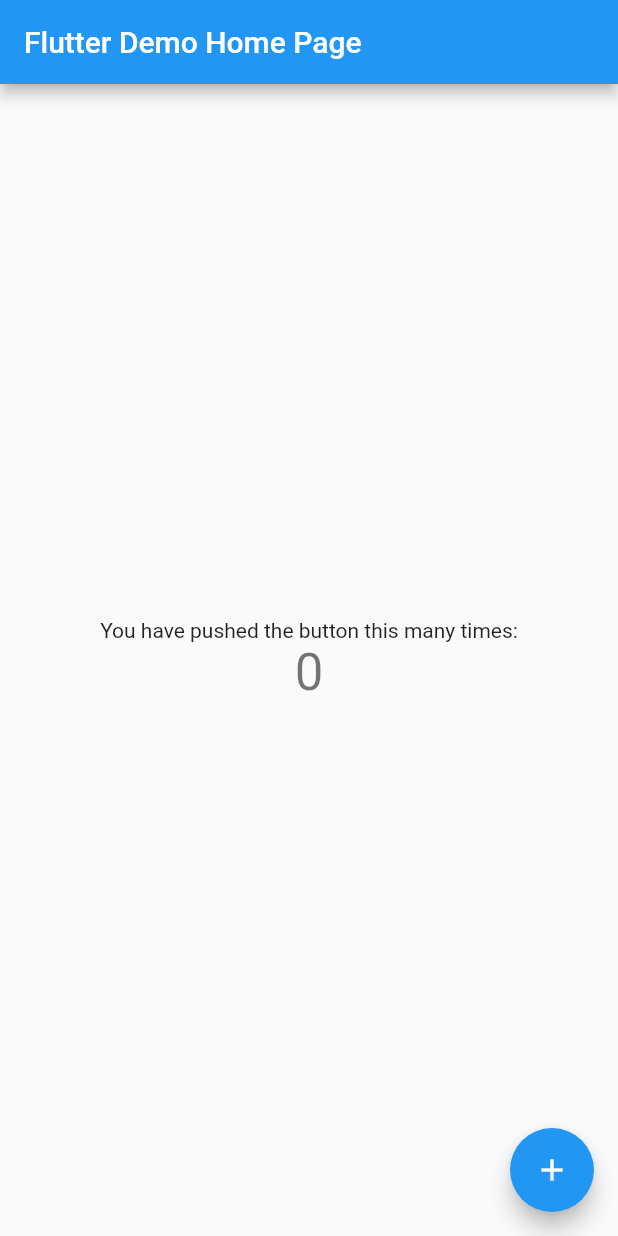
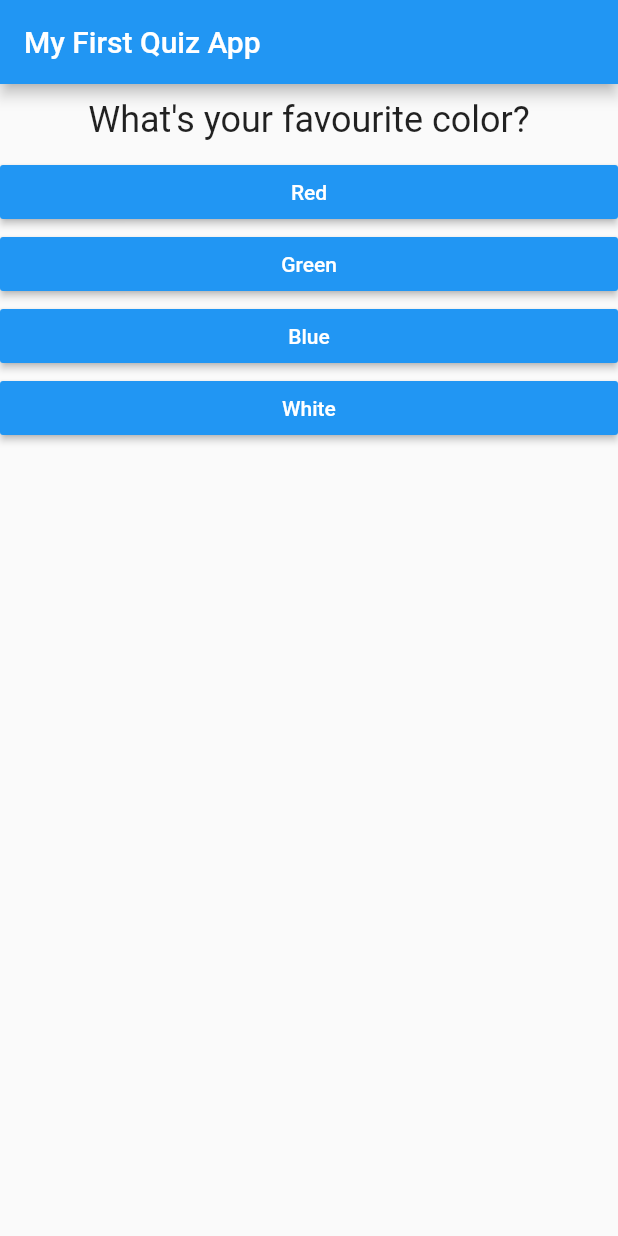
Before and after one commit to musama4830/flutter_complete_guide, a Flutter app: the screen it shows after launch, on a phone screen of 412 x 824 dp. Run offline on Flutter 3.47's test engine with Material 2 defaults, Android fonts, the phone set to English and light mode, and no system bars.

Commit message:
flutter basic completed.

```diff
--- /dev/null
+++ b/lib/Pages/answers.dart
@@ -0,0 +1,21 @@
+import 'package:flutter/material.dart';
+
+class Answers extends StatelessWidget {
+  final Function answerIndex;
+  final String answerText;
+
+  Answers (this.answerIndex, this.answerText);
+
+  @override
+  Widget build(BuildContext context) {
+    return Container(
+       width: double.infinity,
+      child: RaisedButton(
+        color: Colors.blue,
+        textColor: Colors.white,
+        child: Text(answerText),
+        onPressed: answerIndex,
+      ),
+    );
+  }
+}
--- /dev/null
+++ b/lib/Pages/hello_world.dart
@@ -0,0 +1,11 @@
+import 'package:flutter/material.dart';
+
+class HelloWorld extends StatelessWidget {
+
+  @override
+  Widget build(BuildContext context) {
+    return MaterialApp(
+      home: Text('Hello World!'),
+    );
+  }
+}
--- /dev/null
+++ b/lib/Pages/my_first_app.dart
@@ -0,0 +1,15 @@
+import 'package:flutter/material.dart';
+
+class MyFirstApp extends StatelessWidget {
+  @override
+  Widget build(BuildContext context) {
+    return MaterialApp(
+      home: Scaffold(
+        appBar: AppBar(
+          title: Text("My First App"),
+        ),
+        body: Text("Default text in my First App."),
+      ),
+    );
+  }
+}
--- a/lib/Pages/my_home_page.dart
+++ /dev/null
@@ -1,112 +0,0 @@
-import 'package:flutter/material.dart';
-
-
-class MyApp extends StatelessWidget {
-  const MyApp({Key? key}) : super(key: key);
-
-  // This widget is the root of your application.
-  @override
-  Widget build(BuildContext context) {
-    return MaterialApp(
-      title: 'Flutter Demo',
-      theme: ThemeData(
-        // This is the theme of your application.
-        //
-        // Try running your application with "flutter run". You'll see the
-        // application has a blue toolbar. Then, without quitting the app, try
-        // changing the primarySwatch below to Colors.green and then invoke
-        // "hot reload" (press "r" in the console where you ran "flutter run",
-        // or simply save your changes to "hot reload" in a Flutter IDE).
-        // Notice that the counter didn't reset back to zero; the application
-        // is not restarted.
-        primarySwatch: Colors.blue,
-      ),
-      home: const MyHomePage(title: 'Flutter Demo Home Page'),
-    );
-  }
-}
-
-class MyHomePage extends StatefulWidget {
-  const MyHomePage({Key? key, required this.title}) : super(key: key);
-
-  // This widget is the home page of your application. It is stateful, meaning
-  // that it has a State object (defined below) that contains fields that affect
-  // how it looks.
-
-  // This class is the configuration for the state. It holds the values (in this
-  // case the title) provided by the parent (in this case the App widget) and
-  // used by the build method of the State. Fields in a Widget subclass are
-  // always marked "final".
-
-  final String title;
-
-  @override
-  State<MyHomePage> createState() => _MyHomePageState();
-}
-
-class _MyHomePageState extends State<MyHomePage> {
-  int _counter = 0;
-
-  void _incrementCounter() {
-    setState(() {
-      // This call to setState tells the Flutter framework that something has
-      // changed in this State, which causes it to rerun the build method below
-      // so that the display can reflect the updated values. If we changed
-      // _counter without calling setState(), then the build method would not be
-      // called again, and so nothing would appear to happen.
-      _counter++;
-    });
-  }
-
-  @override
-  Widget build(BuildContext context) {
-    // This method is rerun every time setState is called, for instance as done
-    // by the _incrementCounter method above.
-    //
-    // The Flutter framework has been optimized to make rerunning build methods
-    // fast, so that you can just rebuild anything that needs updating rather
-    // than having to individually change instances of widgets.
-    return Scaffold(
-      appBar: AppBar(
-        // Here we take the value from the MyHomePage object that was created by
-        // the App.build method, and use it to set our appbar title.
-        title: Text(widget.title),
-      ),
-      body: Center(
-        // Center is a layout widget. It takes a single child and positions it
-        // in the middle of the parent.
-        child: Column(
-          // Column is also a layout widget. It takes a list of children and
-          // arranges them vertically. By default, it sizes itself to fit its
-          // children horizontally, and tries to be as tall as its parent.
-          //
-          // Invoke "debug painting" (press "p" in the console, choose the
-          // "Toggle Debug Paint" action from the Flutter Inspector in Android
-          // Studio, or the "Toggle Debug Paint" command in Visual Studio Code)
-          // to see the wireframe for each widget.
-          //
-          // Column has various properties to control how it sizes itself and
-          // how it positions its children. Here we use mainAxisAlignment to
-          // center the children vertically; the main axis here is the vertical
-          // axis because Columns are vertical (the cross axis would be
-          // horizontal).
-          mainAxisAlignment: MainAxisAlignment.center,
-          children: <Widget>[
-            const Text(
-              'You have pushed the button this many times:',
-            ),
-            Text(
-              '$_counter',
-              style: Theme.of(context).textTheme.headline4,
-            ),
-          ],
-        ),
-      ),
-      floatingActionButton: FloatingActionButton(
-        onPressed: _incrementCounter,
-        tooltip: 'Increment',
-        child: const Icon(Icons.add),
-      ), // This trailing comma makes auto-formatting nicer for build methods.
-    );
-  }
-}
--- /dev/null
+++ b/lib/Pages/my_quiz_app.dart
@@ -0,0 +1,82 @@
+import 'package:flutter/material.dart';
+import './quiz.dart';
+import './result.dart';
+
+class MyQuizApp extends StatefulWidget {
+  // const MyQuizApp({Key? key}) : super(key: key);
+
+  @override
+  State<MyQuizApp> createState() => _MyQuizAppState();
+}
+
+class _MyQuizAppState extends State<MyQuizApp> {
+  var index = 0;
+  var totalScore = 0;
+
+  var questions = [
+    {
+      'question': 'What\'s your favourite color?',
+      'answers': [
+        {'text': 'Red', 'score': 5},
+        {'text': 'Green', 'score': 10},
+        {'text': 'Blue', 'score': 3},
+        {'text': 'White', 'score': 7},
+      ],
+    },
+    {
+      'question': 'What\'s your favourite animal?',
+      'answers': [
+        {'text': 'Cat', 'score': 3},
+        {'text': 'Dog', 'score': 7},
+        {'text': 'Rabbit', 'score': 10},
+        {'text': 'Horse', 'score': 5},
+      ],
+    },
+    {
+      'question': 'What\'s your favourite Drink?',
+      'answers': [
+        {'text': 'Cold Drinks', 'score': 3},
+        {'text': 'Hot Drinks', 'score': 5},
+        {'text': 'Juices', 'score': 7},
+        {'text': 'Water', 'score': 10},
+      ],
+    },
+  ];
+
+  void answerQuestion(int score) {
+    totalScore += score;
+
+    if (index < questions.length) {
+      print(index);
+      setState(() {
+        index = index + 1;
+      });
+    }
+  }
+
+  void reset() {
+    setState(() {
+      index = 0;
+      totalScore = 0;
+    });
+  }
+
+  @override
+  Widget build(BuildContext context) {
+    var materialApp = MaterialApp(
+      home: Scaffold(
+        appBar: AppBar(
+          title: Text("My First Quiz App"),
+        ),
+        body: index < questions.length
+            ? Quiz(
+                questions: questions,
+                answerQuestion: answerQuestion,
+                index: index,
+              )
+            : Result(totalScore, reset),
+      ),
+    );
+    return materialApp;
+  }
+}
--- /dev/null
+++ b/lib/Pages/questions.dart
@@ -0,0 +1,20 @@
+import 'package:flutter/material.dart';
+
+class Questions extends StatelessWidget {
+  final String questionText;
+
+  Questions(this.questionText);
+
+  @override
+  Widget build(BuildContext context) {
+    return Container(
+      width: double.infinity,
+      margin: EdgeInsets.all(10),
+      child: Text(
+        questionText,
+        style: TextStyle(fontSize: 24),
+        textAlign: TextAlign.center,
+      ),
+    );
+  }
+}
--- /dev/null
+++ b/lib/Pages/quiz.dart
@@ -0,0 +1,29 @@
+import 'package:flutter/material.dart';
+import './questions.dart';
+import './answers.dart';
+
+class Quiz extends StatelessWidget {
+  final List<Map<String, Object>> questions;
+  final int index;
+  final Function answerQuestion;
+
+  Quiz({
+    @required this.questions,
+    @required this.answerQuestion,
+    @required this.index,
+  });
+
+  @override
+  Widget build(BuildContext context) {
+    return Column(
+      children: [
+        Questions(
+          questions[index]['question'] as String,
+        ),
+        ...(questions[index]['answers'] as List<Map<String, Object>>).map((answer) {
+          return Answers(() => answerQuestion(answer['score']), answer['text']);
+        }).toList()
+      ],
+    );
+  }
+}
--- a/pubspec.yaml
+++ b/pubspec.yaml
@@ -18,7 +18,7 @@ publish_to: 'none' # Remove this line if you wish to publish to pub.dev
 version: 1.0.0+1
 
 environment:
-  sdk: ">=2.12.0 <3.0.0"
+  sdk: ">=2.11.0 <3.0.0"
 
 # Dependencies specify other packages that your package needs in order to work.
 # To automatically upgrade your package dependencies to the latest versions
```
Also changed, not shown: lib/Pages/result.dart (added, +56 -0 lines), lib/main.dart (+6 -3 lines), 1 other file.
